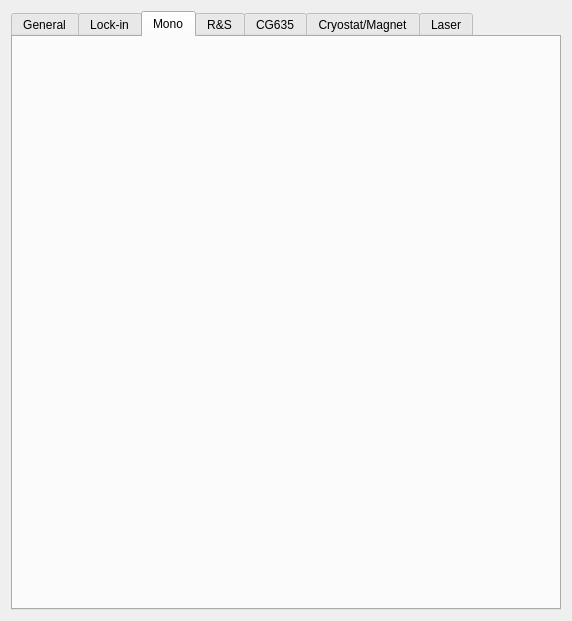
The window that FullControl/settings_widget_UI.ui (NREL/QIS) describes before a commit, drawn with Qt 5.
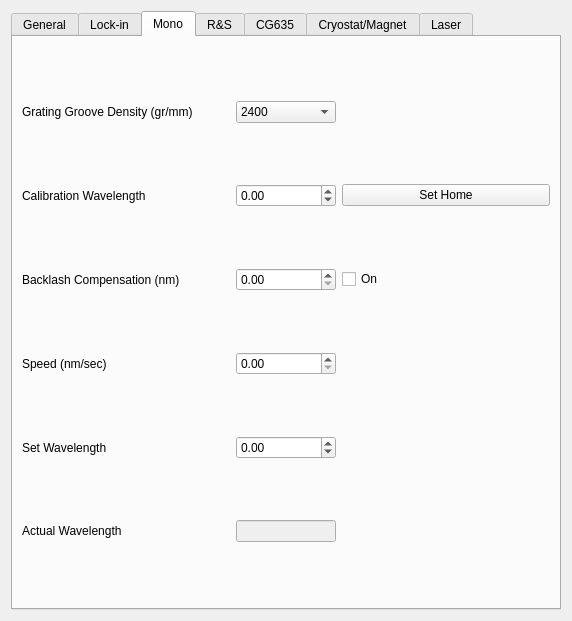
The same window after the commit. The open tabs and pages were chosen to show the change. Icons and pictures are not drawn. Custom widgets are drawn as their Qt base class.

Commit message: incorporated monochromator control functions into the main program and the settings window, and changed much of how the error handling is done in the mono_control_module, to make it more consistent with the other modules. Added some additional important functionality for the laser as well.

```diff
--- a/FullControl/settings_widget_UI.ui
+++ b/FullControl/settings_widget_UI.ui
@@ -1206,6 +1206,166 @@
       <attribute name="title">
        <string>Mono</string>
       </attribute>
+      <layout class="QGridLayout" name="gridLayout_9">
+       <item row="2" column="1">
+        <widget class="CustomDoubleSpinBox" name="mono_bl_comp_spbx">
+         <property name="keyboardTracking">
+          <bool>false</bool>
+         </property>
+        </widget>
+       </item>
+       <item row="2" column="0">
+        <widget class="QLabel" name="label_53">
+         <property name="text">
+          <string>Backlash Compensation (nm)</string>
+         </property>
+        </widget>
+       </item>
+       <item row="0" column="0">
+        <widget class="QLabel" name="label_51">
+         <property name="text">
+          <string>Grating Groove Density (gr/mm)</string>
+         </property>
+        </widget>
+       </item>
+       <item row="2" column="2">
+        <widget class="QCheckBox" name="mono_bl_comp_chkbx">
+         <property name="layoutDirection">
+          <enum>Qt::LeftToRight</enum>
+         </property>
+         <property name="text">
+          <string>On</string>
+         </property>
+        </widget>
+       </item>
+       <item row="4" column="1">
+        <widget class="CustomDoubleSpinBox" name="mono_set_wl_spbx">
+         <property name="keyboardTracking">
+          <bool>false</bool>
+         </property>
+         <property name="minimum">
+          <double>-3000.000000000000000</double>
+         </property>
+         <property name="maximum">
+          <double>3000.000000000000000</double>
+         </property>
+        </widget>
+       </item>
+       <item row="1" column="2">
+        <widget class="QPushButton" name="mono_set_home_btn">
+         <property name="text">
+          <string>Set Home</string>
+         </property>
+        </widget>
+       </item>
+       <item row="4" column="0">
+        <widget class="QLabel" name="label_55">
+         <property name="text">
+          <string>Set Wavelength</string>
+         </property>
+        </widget>
+       </item>
+       <item row="0" column="1">
+        <widget class="CustomComboBox" name="mono_gr_dens_cbx">
+         <item>
+          <property name="text">
+           <string>2400</string>
+          </property>
+         </item>
+         <item>
+          <property name="text">
+           <string>1800</string>
+          </property>
+         </item>
+         <item>
+          <property name="text">
+           <string>1200</string>
+          </property>
+         </item>
+         <item>
+          <property name="text">
+           <string>600</string>
+          </property>
+         </item>
+         <item>
+          <property name="text">
+           <string>300</string>
+          </property>
+         </item>
+         <item>
+          <property name="text">
+           <string>150</string>
+          </property>
+         </item>
+        </widget>
+       </item>
+       <item row="1" column="1">
+        <widget class="CustomDoubleSpinBox" name="mono_cal_wl_spbx">
+         <property name="keyboardTracking">
+          <bool>false</bool>
+         </property>
+         <property name="minimum">
+          <double>-3000.000000000000000</double>
+         </property>
+         <property name="maximum">
+          <double>3000.000000000000000</double>
+         </property>
+        </widget>
+       </item>
+       <item row="3" column="0">
+        <widget class="QLabel" name="label_54">
+         <property name="text">
+          <string>Speed (nm/sec)</string>
+         </property>
+        </widget>
+       </item>
+       <item row="1" column="0">
+        <widget class="QLabel" name="label_52">
+         <property name="text">
+          <string>Calibration Wavelength</string>
+         </property>
+        </widget>
+       </item>
+       <item row="3" column="1">
+        <widget class="CustomDoubleSpinBox" name="mono_speed_spbx">
+         <property name="keyboardTracking">
+          <bool>false</bool>
+         </property>
+         <property name="maximum">
+          <double>500.000000000000000</double>
+         </property>
+        </widget>
+       </item>
+       <item row="6" column="0">
+        <widget class="QLabel" name="label_56">
+         <property name="maximumSize">
+          <size>
+           <width>16777215</width>
+           <height>16777215</height>
+          </size>
+         </property>
+         <property name="text">
+          <string>Actual Wavelength</string>
+         </property>
+         <property name="alignment">
+          <set>Qt::AlignLeading|Qt::AlignLeft|Qt::AlignVCenter</set>
+         </property>
+        </widget>
+       </item>
+       <item row="6" column="1">
+        <widget class="QLineEdit" name="mono_act_wl_lnedt">
+         <property name="enabled">
+          <bool>false</bool>
+         </property>
+         <property name="maximumSize">
+          <size>
+           <width>100</width>
+           <height>16777215</height>
+          </size>
+         </property>
+        </widget>
+       </item>
+      </layout>
      </widget>
      <widget class="QWidget" name="rns_tab">
       <attribute name="title">
```
Left out of the diff: 328 changed lines with no effect on the pictures. The commit also changes 19 other files.
